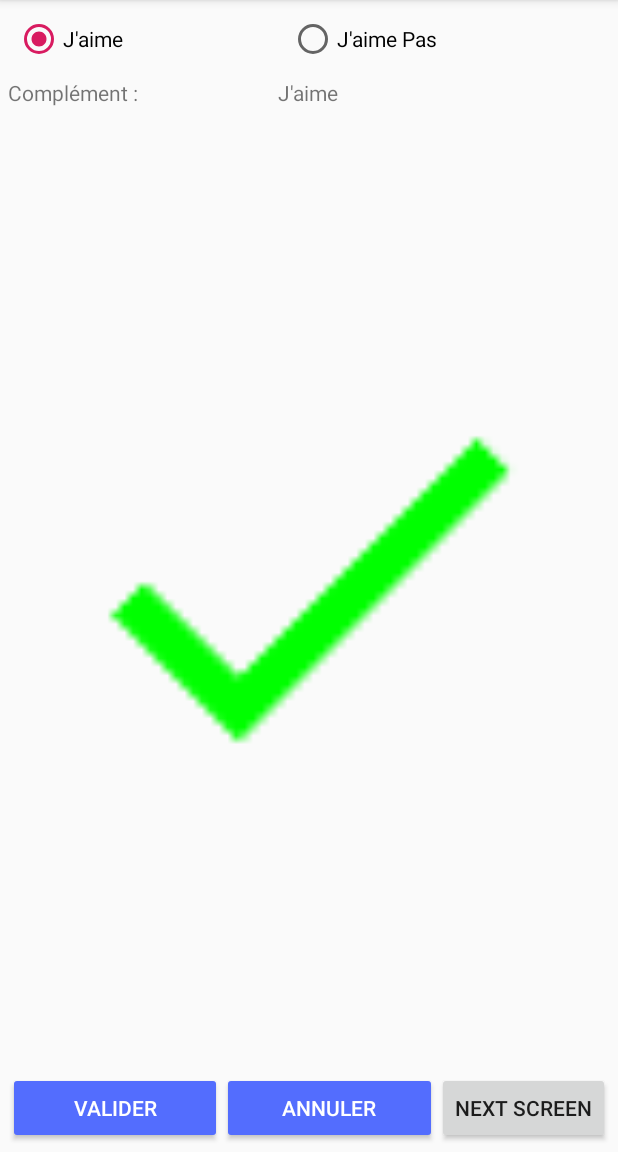
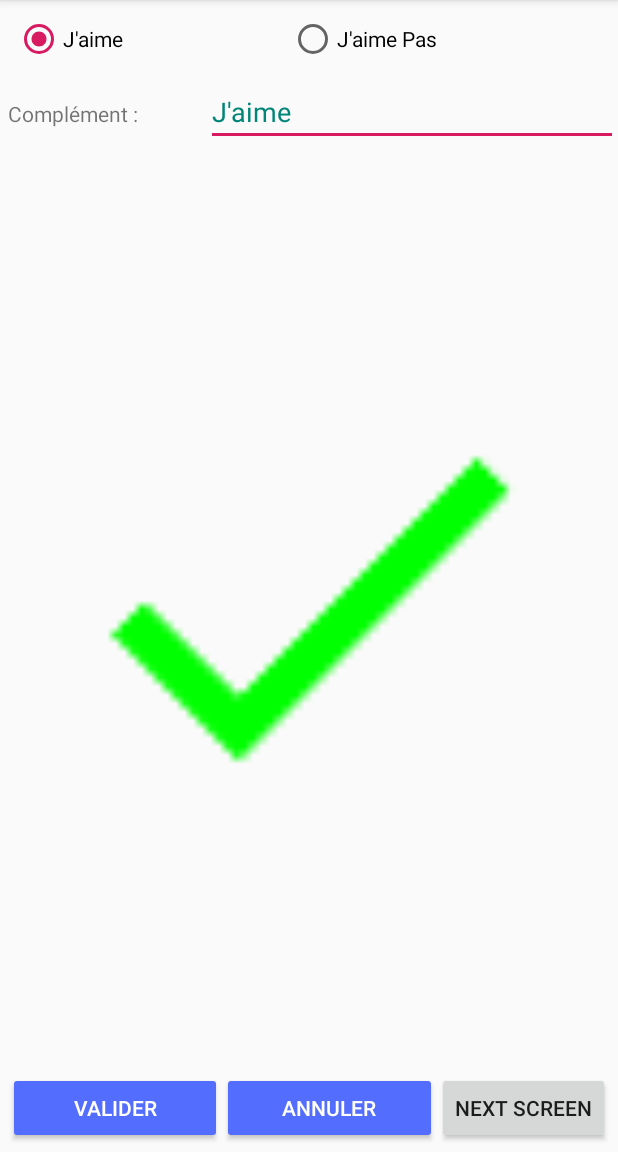
Before and after one commit to alphadream1/premierProjetAndroidEnCour, an Android app: the screen it shows after launch (MainActivity), after a tap on "VALIDER", on a phone screen of 412 x 824 dp, the part 84-1236 px from its top. Run offline under Robolectric (Android 15) with nearby library versions, the phone set to English and light mode, and no system bars.

Commit message:
Correction Bug, l'appli crasher, la elle tourne!!!

```diff
--- a/app/src/main/java/com/example/premierprojetcourandroid/MainActivity.java
+++ b/app/src/main/java/com/example/premierprojetcourandroid/MainActivity.java
@@ -17,10 +17,10 @@ import android.view.MenuItem;
 import android.view.View;
 import android.widget.Button;
 import android.widget.DatePicker;
+import android.widget.EditText;
 import android.widget.ImageView;
 import android.widget.RadioButton;
 import android.widget.RadioGroup;
-import android.widget.TextView;
 import android.widget.TimePicker;
 import android.widget.Toast;
 
@@ -41,7 +41,7 @@ public class MainActivity extends AppCompatActivity implements View.OnClickListe
     private Button btValider, btAnnuler;
     private RadioGroup monRadioGroup;
     private RadioButton rbJaime, rbJaimePas;
-    private TextView textView;
+    private EditText etSaisirVotreNom;
     private ImageView iv_android;
     private Button btNextScreen;
 
@@ -59,7 +59,7 @@ public class MainActivity extends AppCompatActivity implements View.OnClickListe
         btValider = findViewById(R.id.btValider);
         btAnnuler = findViewById(R.id.btAnnuler);
         monRadioGroup = findViewById(R.id.monRadioGroup);
-        textView = findViewById(R.id.tv);
+        etSaisirVotreNom = findViewById(R.id.etSaisirVotreNom);
         iv_android = findViewById(R.id.iv_android);
         rbJaime = findViewById(R.id.rbJaime);
         rbJaimePas = findViewById(R.id.rbJaimePas);
@@ -83,21 +83,21 @@ public class MainActivity extends AppCompatActivity implements View.OnClickListe
             iv_android.setImageResource(R.mipmap.ic_valider);
             btNextScreen.setVisibility(View.VISIBLE);
             if (rbJaime.isChecked()) {
-                textView.setText(rbJaime.getText());
+                etSaisirVotreNom.setText(rbJaime.getText());
                 iv_android.setColorFilter(Color.GREEN);
             } else if (rbJaimePas.isChecked()) {
-                textView.setText(rbJaimePas.getText());
+                etSaisirVotreNom.setText(rbJaimePas.getText());
                 iv_android.setColorFilter(Color.RED);
             }
         } else if (v == btAnnuler) {
             iv_android.setImageResource(R.mipmap.ic_annuler);
             iv_android.setColorFilter(getResources().getColor(R.color.marron, getTheme()));
-            textView.setText("");
+            etSaisirVotreNom.setText("");
             monRadioGroup.clearCheck();
             btNextScreen.setVisibility(View.INVISIBLE);
         } else if (v == btNextScreen) {
             Intent intent = new Intent(this, SecondActivity.class);
-            intent.putExtra("maCle", textView.getText().toString());
+            intent.putExtra("maCle", etSaisirVotreNom.getText().toString());
             startActivity(intent);
         }
     }
--- a/app/src/main/res/layout/activity_main.xml
+++ b/app/src/main/res/layout/activity_main.xml
@@ -49,13 +49,19 @@
             android:paddingRight="5dp"
             android:text="@string/compl_ment" />
 
-        <TextView
-            android:id="@+id/tv"
-            android:layout_width="wrap_content"
+        <EditText
+            android:id="@+id/etSaisirVotreNom"
+            android:layout_width="0dp"
             android:layout_height="wrap_content"
-            android:layout_weight="1"
-            android:text="@string/textview" />
-
+            android:layout_weight="2"
+            android:autofillHints=""
+            android:ems="10"
+            android:inputType="textPersonName"
+            android:labelFor="@+id/tvComplement"
+            android:text="@string/saisir_votre_nom_ici"
+            android:textColor="@color/colorPrimary"
+            android:textColorLink="@color/cardview_dark_background"
+            tools:targetApi="o" />
     </LinearLayout>
 
     <ImageView
--- a/app/src/main/res/values/strings.xml
+++ b/app/src/main/res/values/strings.xml
@@ -16,5 +16,4 @@
     <string name="start">Start</string>
     <string name="textview">TextView</string>
     <string name="stop">Stop</string>
-    <string name="textview">TextView</string>
 </resources>
```
